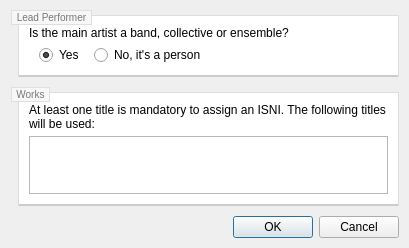
This is resources/ui/isni_assignation_review_dialog.ui in Iconoclasteinc/tgit as Qt 5 draws it before an edit. The edited form follows.
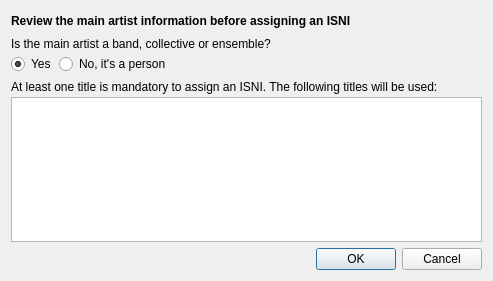
This is the edited form. Custom widgets are drawn as their Qt base class.

Commit message: We can now assign an ISNI using the new assignation process.

The edit to the form file:
```diff
--- a/resources/ui/isni_assignation_review_dialog.ui
+++ b/resources/ui/isni_assignation_review_dialog.ui
@@ -6,98 +6,93 @@
    <rect>
     <x>0</x>
     <y>0</y>
-    <width>409</width>
-    <height>248</height>
+    <width>493</width>
+    <height>281</height>
    </rect>
   </property>
   <property name="windowTitle">
    <string>TGiT</string>
   </property>
   <property name="styleSheet">
-   <string notr="true">QGroupBox {
-	border: 1px solid #DDDDDD;
-	border-bottom: 2px solid rgba(0, 0, 0, 20%);
-	background-color: white;
-	margin: 5px 0px 0px 8px;
-	font-size: 10px;
-}
-
-QGroupBox::title {
-	subcontrol-origin: margin;
-	subcontrol-position: top left;
-	left: 1px;
-	padding: 0 3px;
-	color: #777777;
-	border: 1px solid #DFDFDF;
-	background-color: #F7F7F7;
- }
-</string>
+   <string notr="true"/>
   </property>
   <property name="modal">
    <bool>true</bool>
   </property>
-  <layout class="QVBoxLayout" name="verticalLayout" stretch="0,1,0">
-   <property name="spacing">
-    <number>10</number>
-   </property>
-   <property name="leftMargin">
-    <number>10</number>
-   </property>
-   <property name="topMargin">
-    <number>10</number>
-   </property>
-   <property name="rightMargin">
-    <number>10</number>
-   </property>
-   <property name="bottomMargin">
-    <number>10</number>
-   </property>
+  <layout class="QVBoxLayout" name="verticalLayout" stretch="0,0,0,0">
+   <item>
+    <layout class="QHBoxLayout" name="_title_container">
+     <item>
+      <widget class="QLabel" name="_title">
+       <property name="font">
+        <font>
+         <weight>75</weight>
+         <bold>true</bold>
+        </font>
+       </property>
+       <property name="text">
+        <string>Review the main artist information before assigning an ISNI</string>
+       </property>
+      </widget>
+     </item>
+     <item>
+      <widget class="QProgressIndicator" name="_progress_indicator" native="true">
+       <property name="sizePolicy">
+        <sizepolicy hsizetype="Fixed" vsizetype="Fixed">
+         <horstretch>0</horstretch>
+         <verstretch>0</verstretch>
+        </sizepolicy>
+       </property>
+       <property name="minimumSize">
+        <size>
+         <width>20</width>
+         <height>20</height>
+        </size>
+       </property>
+      </widget>
+     </item>
    <item>
-    <widget class="QGroupBox" name="_lead_performer_box">
-     <property name="title">
-      <string>Lead Performer</string>
-     </property>
-     <layout class="QVBoxLayout" name="verticalLayout_2">
+      <spacer name="horizontalSpacer_2">
+       <property name="orientation">
+        <enum>Qt::Horizontal</enum>
+       </property>
+       <property name="sizeHint" stdset="0">
+        <size>
+         <width>40</width>
+         <height>20</height>
+        </size>
+       </property>
+      </spacer>
+     </item>
+    </layout>
+   </item>
+   <item>
+    <widget class="QWidget" name="_main_artist_box" native="true">
+     <layout class="QVBoxLayout" name="verticalLayout_4">
       <property name="spacing">
-       <number>5</number>
+       <number>3</number>
       </property>
       <property name="leftMargin">
-       <number>10</number>
+       <number>0</number>
       </property>
       <property name="topMargin">
-       <number>10</number>
+       <number>0</number>
       </property>
       <property name="rightMargin">
-       <number>10</number>
+       <number>0</number>
       </property>
       <property name="bottomMargin">
-       <number>10</number>
+       <number>0</number>
       </property>
       <item>
-       <widget class="QLabel" name="_lead_performer_caption">
+       <widget class="QLabel" name="_main_artist_caption">
         <property name="text">
          <string>Is the main artist a band, collective or ensemble?</string>
         </property>
        </widget>
       </item>
       <item>
-       <widget class="QWidget" name="_lead_performer_container" native="true">
-        <layout class="QHBoxLayout" name="horizontalLayout">
-         <property name="spacing">
-          <number>10</number>
-         </property>
-         <property name="leftMargin">
-          <number>10</number>
-         </property>
-         <property name="topMargin">
-          <number>0</number>
-         </property>
-         <property name="rightMargin">
-          <number>0</number>
-         </property>
-         <property name="bottomMargin">
-          <number>0</number>
-         </property>
+       <layout class="QHBoxLayout" name="_main_artist_container">
          <item>
           <widget class="QRadioButton" name="_organization_button">
            <property name="text">
@@ -129,31 +124,14 @@
           </spacer>
          </item>
         </layout>
-       </widget>
       </item>
      </layout>
     </widget>
    </item>
    <item>
-    <widget class="QGroupBox" name="_works_box">
-     <property name="title">
-      <string>Works</string>
-     </property>
-     <layout class="QVBoxLayout" name="verticalLayout_3" stretch="0,0">
+    <layout class="QVBoxLayout" name="_works_box">
       <property name="spacing">
-       <number>5</number>
-      </property>
-      <property name="leftMargin">
-       <number>10</number>
-      </property>
-      <property name="topMargin">
-       <number>10</number>
-      </property>
-      <property name="rightMargin">
-       <number>10</number>
-      </property>
-      <property name="bottomMargin">
-       <number>10</number>
+      <number>3</number>
       </property>
       <item>
        <widget class="QLabel" name="_works_caption">
@@ -167,6 +145,15 @@
       </item>
       <item>
        <widget class="QListWidget" name="_works">
+       <property name="styleSheet">
+        <string notr="true">QListView[style=QMacStyle] {
+    alternate-background-color: #F2F2F2;
+}
+
+QListView::item {
+    min-height: 24px;
+}</string>
+       </property>
         <property name="sizeAdjustPolicy">
          <enum>QAbstractScrollArea::AdjustToContentsOnFirstShow</enum>
         </property>
@@ -176,7 +163,6 @@
        </widget>
       </item>
      </layout>
-    </widget>
    </item>
    <item>
     <widget class="QDialogButtonBox" name="_action_buttons">
@@ -190,6 +176,14 @@
    </item>
   </layout>
  </widget>
+ <customwidgets>
+  <customwidget>
+   <class>QProgressIndicator</class>
+   <extends>QWidget</extends>
+   <header>tgit.ui.widgets.progress_indicator</header>
+   <container>1</container>
+  </customwidget>
+ </customwidgets>
  <resources/>
  <connections>
   <connection>
```
Left out of the diff: 16 changed lines with no effect on the pictures. Lines whose indentation alone changed are shown as unchanged. The commit also changes 27 other files.
